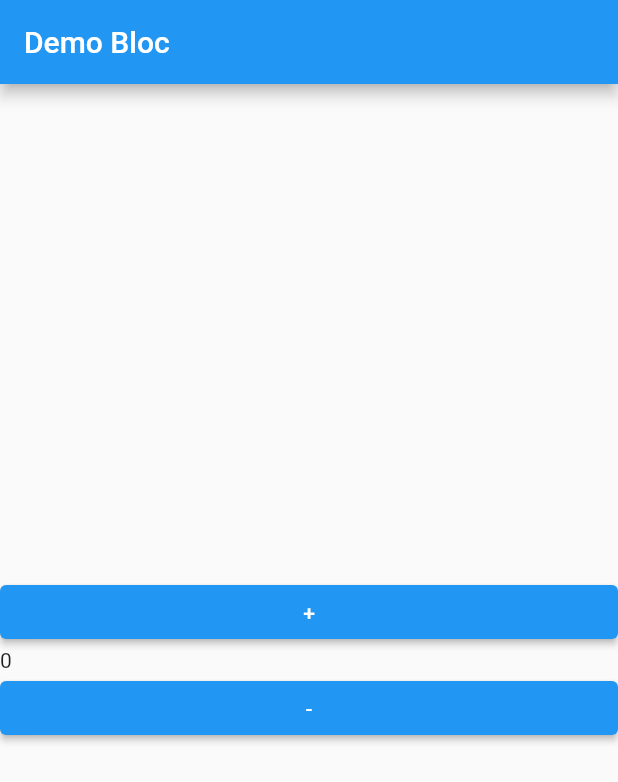
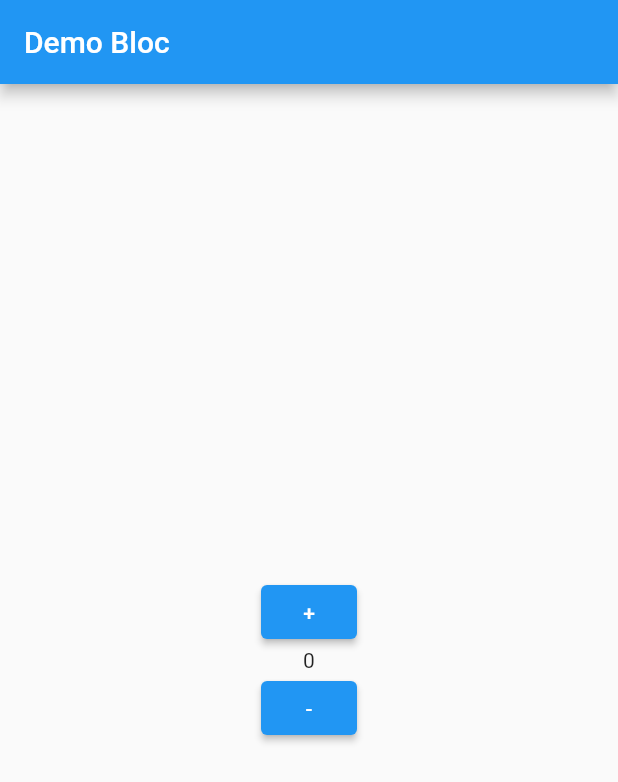
Before and after one commit to phamtanphat/flutter_demo_bloc_06072022, a Flutter app: the screen it shows after launch, on a phone screen of 412 x 824 dp. Shown: the top 782 px of the screen. Run offline on Flutter 3.47's test engine with Material 2 defaults, Android fonts, the phone set to English and light mode, and no system bars; our stand-ins replace equatable, flutter_bloc.

```diff
--- a/lib/product_bloc.dart
+++ b/lib/product_bloc.dart
@@ -5,7 +5,7 @@ import 'package:flutter_demo_bloc_06072022/product_state.dart';
 class ProductBloc extends Bloc<ProductEventBase, ProductStateBase> {
   ProductBloc() : super(ProductStateInit(value: 0)) {
     on<IncreaseEvent>((event, emit) {
-      state.value
+      emit(ProductState(value: state.value + 1));
     });
   }
 }
--- a/lib/product_page.dart
+++ b/lib/product_page.dart
@@ -1,4 +1,8 @@
 import 'package:flutter/material.dart';
+import 'package:flutter_bloc/flutter_bloc.dart';
+import 'package:flutter_demo_bloc_06072022/product_bloc.dart';
+import 'package:flutter_demo_bloc_06072022/product_event.dart';
+import 'package:flutter_demo_bloc_06072022/product_state.dart';
 class ProductPage extends StatefulWidget {
   const ProductPage({Key? key}) : super(key: key);
 
@@ -14,17 +18,50 @@ class _ProductPageState extends State<ProductPage> {
         title: Text("Demo Bloc"),
       ),
       body: Container(
+        child: BlocProvider(
+          create: (_) => ProductBloc(),
+          child: CalculatorWidget(),
+        ),
+      ),
+    );
+  }
+}
+
+class CalculatorWidget extends StatefulWidget {
+  const CalculatorWidget({Key? key}) : super(key: key);
+
+  @override
+  State<CalculatorWidget> createState() => _CalculatorWidgetState();
+}
+
+class _CalculatorWidgetState extends State<CalculatorWidget> {
+  late ProductBloc productBloc;
+
+  @override
+  void initState() {
+    super.initState();
+    productBloc = context.read<ProductBloc>();
+  }
+
+  @override
+  Widget build(BuildContext context) {
+    return BlocConsumer<ProductBloc, ProductStateBase>(
+      listener: (context, state) {
+        print(state.runtimeType);
+      },
+      builder: (context, state) {
+        return Center(
           child: Column(
             mainAxisAlignment: MainAxisAlignment.center,
-          crossAxisAlignment: CrossAxisAlignment.stretch,
+            crossAxisAlignment: CrossAxisAlignment.center,
             children: [
               ElevatedButton(
                   onPressed: (){
-
+                    productBloc.add(IncreaseEvent());
                   },
                   child: Text("+")
               ),
-            Text("0"),
+              Text(state.value.toString()),
               ElevatedButton(
                   onPressed: (){
 
@@ -33,7 +70,8 @@ class _ProductPageState extends State<ProductPage> {
               ),
             ],
           ),
-      ),
+        );
+      },
     );
   }
 }
--- a/lib/product_state.dart
+++ b/lib/product_state.dart
@@ -12,5 +12,13 @@ class ProductStateInit extends ProductStateBase {
 
   @override
   List<Object?> get props => [value];
+}
+
+class ProductState extends ProductStateBase {
+
+  ProductState({required super.value});
+
+  @override
+  List<Object?> get props => [value];
 
 }
```
Lines whose indentation alone changed are shown as unchanged.
